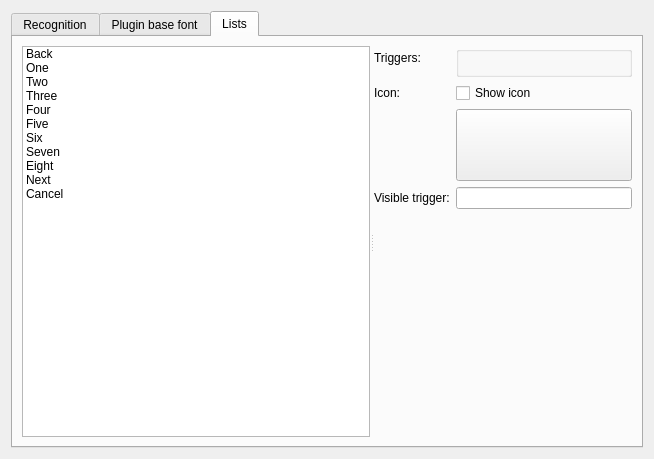
Qt form simonlib/simonactions/commandsettingsdlg.ui (KDE/simon) before a commit.
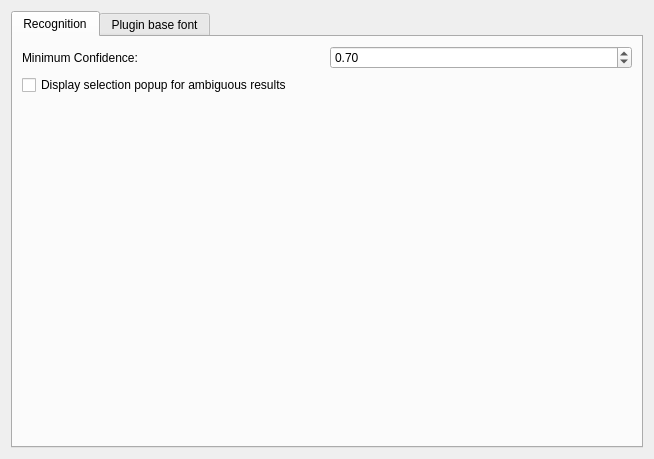
The same form after that commit. Custom widgets are drawn as their Qt base class.

Commit message: Splitting off listconfiguration to own class; Beginning to implement scenario wide list configuration

```diff
--- a/simonlib/simonactions/commandsettingsdlg.ui
+++ b/simonlib/simonactions/commandsettingsdlg.ui
@@ -17,7 +17,7 @@
    <item>
     <widget class="KTabWidget" name="twActionConfig">
      <property name="currentIndex">
-      <number>2</number>
+      <number>0</number>
      </property>
      <widget class="QWidget" name="tab">
       <attribute name="title">
@@ -83,163 +83,16 @@
        </item>
       </layout>
      </widget>
-     <widget class="QWidget" name="tab_3">
-      <attribute name="title">
-       <string>Lists</string>
-      </attribute>
-      <layout class="QVBoxLayout" name="verticalLayout_4">
-       <item>
-        <widget class="QSplitter" name="splitter">
-         <property name="orientation">
-          <enum>Qt::Horizontal</enum>
-         </property>
-         <widget class="QListWidget" name="lwActions">
-          <item>
-           <property name="text">
-            <string>Back</string>
-           </property>
-          </item>
-          <item>
-           <property name="text">
-            <string>One</string>
-           </property>
-          </item>
-          <item>
-           <property name="text">
-            <string>Two</string>
-           </property>
-          </item>
-          <item>
-           <property name="text">
-            <string>Three</string>
-           </property>
-          </item>
-          <item>
-           <property name="text">
-            <string>Four</string>
-           </property>
-          </item>
-          <item>
-           <property name="text">
-            <string>Five</string>
-           </property>
-          </item>
-          <item>
-           <property name="text">
-            <string>Six</string>
-           </property>
-          </item>
-          <item>
-           <property name="text">
-            <string>Seven</string>
-           </property>
-          </item>
-          <item>
-           <property name="text">
-            <string>Eight</string>
-           </property>
-          </item>
-          <item>
-           <property name="text">
-            <string>Next</string>
-           </property>
-          </item>
-          <item>
-           <property name="text">
-            <string>Cancel</string>
-           </property>
-          </item>
-         </widget>
-         <widget class="QWidget" name="">
-          <layout class="QFormLayout" name="formLayout">
-           <item row="0" column="0">
-            <widget class="QLabel" name="label_3">
-             <property name="text">
-              <string>Triggers:</string>
-             </property>
-            </widget>
-           </item>
-           <item row="0" column="1">
-            <widget class="KEditListBox" name="elbTriggers">
-             <property name="buttons">
-              <set>KEditListBox::Add|KEditListBox::Remove</set>
-             </property>
-            </widget>
-           </item>
-           <item row="1" column="0">
-            <widget class="QLabel" name="label">
-             <property name="text">
-              <string>Icon:</string>
-             </property>
-            </widget>
-           </item>
-           <item row="1" column="1">
-            <widget class="QCheckBox" name="cbShowIcon">
-             <property name="text">
-              <string>Show icon</string>
-             </property>
-            </widget>
-           </item>
-           <item row="2" column="1">
-            <widget class="KIconButton" name="ibIcon">
-             <property name="sizePolicy">
-              <sizepolicy hsizetype="Minimum" vsizetype="Minimum">
-               <horstretch>0</horstretch>
-               <verstretch>0</verstretch>
-              </sizepolicy>
-             </property>
-             <property name="minimumSize">
-              <size>
-               <width>72</width>
-               <height>72</height>
-              </size>
-             </property>
-             <property name="icon">
-              <string>view-choose</string>
-             </property>
-            </widget>
-           </item>
-           <item row="3" column="0">
-            <widget class="QLabel" name="label_2">
-             <property name="text">
-              <string>Visible trigger:</string>
-             </property>
-            </widget>
-           </item>
-           <item row="3" column="1">
-            <widget class="KLineEdit" name="leVisibleTrigger"/>
-           </item>
-          </layout>
-         </widget>
-        </widget>
-       </item>
-      </layout>
-     </widget>
     </widget>
    </item>
   </layout>
  </widget>
  <customwidgets>
-  <customwidget>
-   <class>KIconButton</class>
-   <extends>QPushButton</extends>
-   <header>kicondialog.h</header>
-  </customwidget>
   <customwidget>
    <class>KFontChooser</class>
    <extends>QWidget</extends>
    <header>kfontdialog.h</header>
   </customwidget>
-  <customwidget>
-   <class>KEditListBox</class>
-   <extends>QGroupBox</extends>
-   <header>keditlistbox.h</header>
-  </customwidget>
-  <customwidget>
-   <class>KLineEdit</class>
-   <extends>QLineEdit</extends>
-   <header>klineedit.h</header>
-  </customwidget>
   <customwidget>
    <class>KTabWidget</class>
    <extends>QTabWidget</extends>
```
The commit also changes 9 other files.
